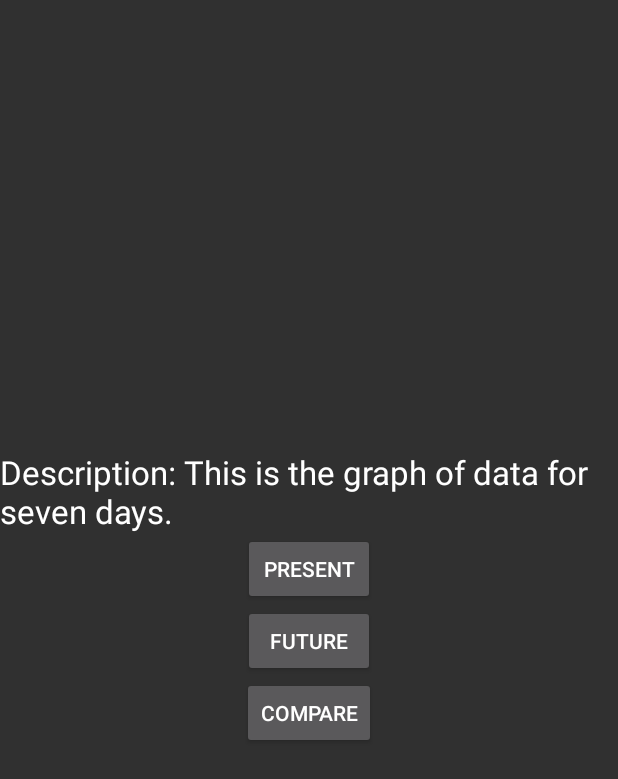
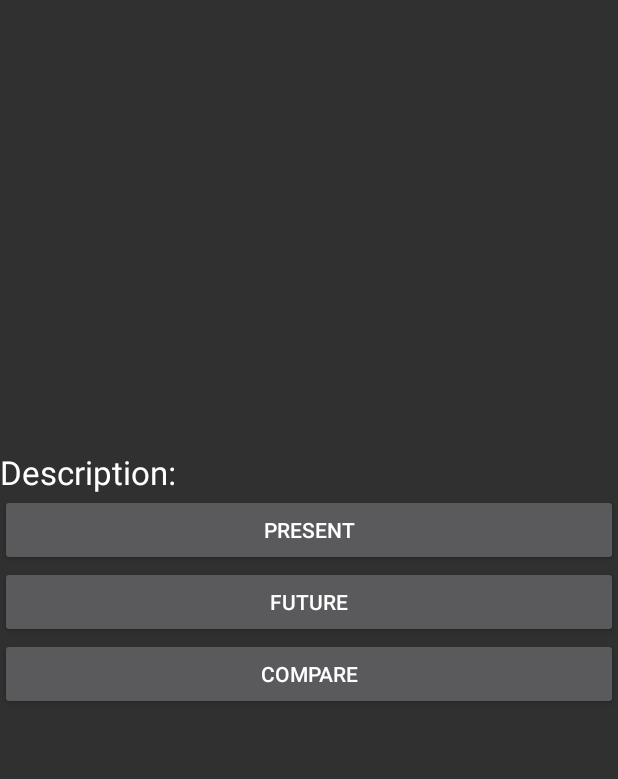
Before and after one commit to mina0821/LimeCat, an Android app: the screen it shows after launch (SecondActivity), after a tap on "MEAN TEMPERATURE", on a phone screen of 412 x 824 dp. Shown: the top 779 px of the screen. Run offline under Robolectric (Android 15) with nearby library versions, the phone set to English and light mode, and no system bars; our stand-ins replace Firebase (no records; nobody signed in at launch, a user with empty details on screens opened directly); libraries missing offline, so code that uses them is left out: au.com.bytecode, org.achartengine, org.achartengine.chart, org.achartengine.model, org.achartengine.renderer; 37 statements that could not run were skipped.

Commit message:
final design

```diff
--- a/app/src/main/java/com/example/mina/limecatapplication/FindVal.java
+++ b/app/src/main/java/com/example/mina/limecatapplication/FindVal.java
@@ -19,30 +19,24 @@ public class FindVal {
     }
 
     //search through the dataset
-    public String searchTemp(String date, String model){
+    public String searchTemp(String date){
         //iterate each line of the list
         for (String[] line:list_temp){
             //check if date matches
             if (line[0].equals(date)){
-                //check if model types matches
-                if (line[3].equals(model)){
-                    return line[1];
-                }
+                return line[1];
             }
         }
         return "1";
     }
 
     //search through the dataset
-    public String searchPreci(String date, String model){
+    public String searchPreci(String date){
         //iterate each line of the list
         for (String[] line:list_preci){
             //check if date matches
             if (line[0].equals(date)){
-                //check if time period matches
-                if (line[3].equals(model)){
-                    return line[1];
-                }
+                return line[1];
             }
         }
         return "1";
--- a/app/src/main/java/com/example/mina/limecatapplication/SecondActivity.java
+++ b/app/src/main/java/com/example/mina/limecatapplication/SecondActivity.java
@@ -15,38 +15,48 @@ import org.achartengine.model.XYSeries;
 import org.achartengine.renderer.XYMultipleSeriesRenderer;
 import org.achartengine.renderer.XYSeriesRenderer;
 
+import java.io.FileReader;
+
+import au.com.bytecode.opencsv.CSVReader;
+
 
 public class SecondActivity extends Activity {
     //define textview and msg variables
     TextView textView;
     double[] list_val;
     double[] list_future;
+    String type;
 
     @Override
     protected void onCreate(Bundle savedInstanceState) {
         super.onCreate(savedInstanceState);
-
-        //locate the textview box we want to show the result
-        textView = (TextView)findViewById(R.id.info);
 
         setContentView(R.layout.second_layout);
         //get the user input message
         Intent intent = getIntent();
         String[] list_total = intent.getStringArrayExtra("RESULT_LIST");
         String[] list_future_total = intent.getStringArrayExtra("RESULT_FUTURE_LIST");
+        type = intent.getStringExtra("TYPE");
 
         //parse the whole list into double list
         list_val = new double[7];
         list_future = new double[7];
         for(int i = 0;i<7;i++){
-            list_val[i]= Double.parseDouble(list_total[i]);
-            list_future[i]=Double.parseDouble(list_future_total[i]);
+            String val = list_total[i];
+            String future = list_future_total[i];
+
+            list_val[i]= Double.parseDouble(val);
+            list_future[i]=Double.parseDouble(future);
         }
 
         //locate the linear layout we want to draw
         LinearLayout chartContainer = (LinearLayout) findViewById(R.id.chart_compare);
         //default setting: draw the comparision line
         draw2Chart(list_val,list_future,chartContainer);
+    }
+
+    public void readfile(){
+        //CSVReader reader = new CSVReader(new FileReader());
     }
 
     public void showPresent(View view){
@@ -58,7 +68,16 @@ public class SecondActivity extends Activity {
         layout2.setVisibility(View.INVISIBLE);
         //draw chart
         layout3.setVisibility(View.VISIBLE);
-        drawChart(list_val,layout3);
+        drawChart(list_val,layout3,Color.RED);
+
+
+        //locate the textview box we want to show the result
+        textView = (TextView)findViewById(R.id.info);
+
+        //create a string to display
+        String msg_type="Description:\n This is the graph of "+type;
+        String msg_graph="in current time frame";
+        textView.setText(msg_type+msg_graph);
     }
 
     public void showFuture(View view){
@@ -70,7 +89,12 @@ public class SecondActivity extends Activity {
         layout3.setVisibility(View.INVISIBLE);
         //draw chart
         layout1.setVisibility(View.VISIBLE);
-        drawChart(list_future,layout1);
+        drawChart(list_future,layout1,Color.BLUE);
+
+        //create a string to display
+        String msg_type="Description:\n This is the graph of "+type;
+        String msg_graph="in future time frame";
+        textView.setText(msg_type+msg_graph);
     }
 
     public void showCompare(View view){
@@ -83,10 +107,15 @@ public class SecondActivity extends Activity {
         //draw chart
         layout2.setVisibility(View.VISIBLE);
         draw2Chart(list_val,list_future,layout2);
+
+        //create a string to display
+        String msg_type="Description:\n This is the graph of "+type;
+        String msg_graph=" in both time frame";
+        textView.setText(msg_type+msg_graph);
     }
 
 
-    private void drawChart(double[] lst, LinearLayout lay) {
+    private void drawChart(double[] lst, LinearLayout lay,int cl) {
         int[] x_values = {1, 2, 3, 4, 5, 6, 7};
         double[] y_values = lst;
 
@@ -101,7 +130,7 @@ public class SecondActivity extends Activity {
 
         //define the first line features
         XYSeriesRenderer renderer = new XYSeriesRenderer();
-        renderer.setColor(Color.RED);
+        renderer.setColor(cl);
         renderer.setPointStyle(PointStyle.CIRCLE);
         renderer.setFillPoints(true);
         renderer.setLineWidth(3);
--- a/app/src/main/java/com/example/mina/limecatapplication/WelcomeActivity.java
+++ b/app/src/main/java/com/example/mina/limecatapplication/WelcomeActivity.java
@@ -30,13 +30,10 @@ public class WelcomeActivity extends AppCompatActivity {
     EditText msg_text_month;
     EditText msg_text_year;
 
-    //define radio button variables
-    private RadioGroup radioModelGroup;
-
     //define firebase variables
     FirebaseStorage storage = FirebaseStorage.getInstance();
-    StorageReference storageRef = storage.getReferenceFromUrl("gs://limecatapplication.appspot.com/").child("meanTemp.csv");
-    StorageReference storageRef2 = storage.getReferenceFromUrl("gs://limecatapplication.appspot.com/").child("precipitation.csv");
+    StorageReference storageRef = storage.getReferenceFromUrl("gs://limecatapplication.appspot.com/").child("meanTemp_modelaverage.csv");
+    StorageReference storageRef2 = storage.getReferenceFromUrl("gs://limecatapplication.appspot.com/").child("precipitation_modelaverage.csv");
 
     //define variables to store the cloud dataset
     String next[] = {};
@@ -48,32 +45,13 @@ public class WelcomeActivity extends AppCompatActivity {
         super.onCreate(savedInstanceState);
         setContentView(R.layout.activity_welcome);
         //locate the textview box we want to show the result
-        textView = (TextView)findViewById(R.id.selectModel);
-
-        //add a listener to the radio button group
-        addListenerOnButton();
+        textView = (TextView)findViewById(R.id.datemsg);
 
         //read the file meanTemp.csv store in filebase
         readfile();
 
         //read the file precipication.csv store in the firebase
         readAnotherFile();
-    }
-
-    public void addListenerOnButton(){
-        radioModelGroup = (RadioGroup) findViewById(R.id.modelGroup);
-
-        //attach listener to radio group
-        radioModelGroup.setOnCheckedChangeListener(new RadioGroup.OnCheckedChangeListener(){
-            @Override
-            public void onCheckedChanged(RadioGroup group, int checkedId) {
-                //get the right button which is clicked
-                RadioButton rb = (RadioButton) group.findViewById(checkedId);
-                if (null != rb && checkedId > -1){
-                    Toast.makeText(WelcomeActivity.this, rb.getText(), Toast.LENGTH_SHORT).show();
-                }
-            }
-        });
     }
 
     public void readfile(){
@@ -177,23 +155,19 @@ public class WelcomeActivity extends AppCompatActivity {
         //call second window
         Intent intent = new Intent(this,SecondActivity.class);
 
-
-        //get the selection of climate model
-        RadioButton rb2 = (RadioButton) radioModelGroup.findViewById(radioModelGroup.getCheckedRadioButtonId());
-        String model = (String) rb2.getText();
-
         //use FindVal module to find the corresponding value
         FindVal find = new FindVal(list_temp,list_preci);
 
         String[] presentstring = new String[7];
         String[] futurestring = new String[7];
         for(int i =0;i<7;i++){
-            presentstring[i] = find.searchTemp(msg7[i],model);
-            futurestring[i] = find.searchTemp(msg7_future[i],model);
+            presentstring[i] = find.searchTemp(msg7[i]);
+            futurestring[i] = find.searchTemp(msg7_future[i]);
         }
 
         intent.putExtra("RESULT_LIST",presentstring);
         intent.putExtra("RESULT_FUTURE_LIST",futurestring);
+        intent.putExtra("TYPE","mean temperature");
         //only for test purpose
         //textView.setText(r);
 
@@ -234,23 +208,19 @@ public class WelcomeActivity extends AppCompatActivity {
         //call second window
         Intent intent = new Intent(this,SecondActivity.class);
 
-
-        //get the selection of climate model
-        RadioButton rb2 = (RadioButton) radioModelGroup.findViewById(radioModelGroup.getCheckedRadioButtonId());
-        String model = (String) rb2.getText();
-
         //use FindVal module to find the corresponding value
         FindVal find = new FindVal(list_temp,list_preci);
 
         String[] presentstring = new String[7];
         String[] futurestring = new String[7];
         for(int i =0;i<7;i++){
-            presentstring[i] = find.searchPreci(msg7[i],model);
-            futurestring[i] = find.searchPreci(msg7_future[i],model);
+            presentstring[i] = find.searchPreci(msg7[i]);
+            futurestring[i] = find.searchPreci(msg7_future[i]);
         }
 
         intent.putExtra("RESULT_LIST",presentstring);
         intent.putExtra("RESULT_FUTURE_LIST",futurestring);
+        intent.putExtra("TYPE","precipitation");
         //only for test purpose
         //textView.setText(r);
 
--- a/app/src/main/res/layout/second_layout.xml
+++ b/app/src/main/res/layout/second_layout.xml
@@ -28,7 +28,7 @@
     </LinearLayout>
 
     <LinearLayout
-        android:id="@+id/Description"
+        android:id="@+id/descrip"
         android:layout_width="wrap_content"
         android:layout_height="wrap_content"
         android:layout_below="@+id/chart_present">
@@ -37,39 +37,38 @@
             android:layout_width="wrap_content"
             android:layout_height="wrap_content"
             android:id="@+id/info"
-            android:text="Description: This is the graph of data for seven days."
+            android:text="Description:"
             android:textAppearance="?android:textAppearanceLarge"
             />
-
     </LinearLayout>
 
 
     <Button
         android:id="@+id/present"
-        android:layout_width="wrap_content"
+        android:layout_width="match_parent"
         android:layout_height="wrap_content"
-        android:layout_below="@+id/Description"
+        android:layout_below="@+id/descrip"
         android:layout_centerHorizontal="true"
-        android:text="Present"
-        android:onClick="showPresent"/>
+        android:onClick="showPresent"
+        android:text="Present" />
 
     <Button
         android:id="@+id/future"
-        android:layout_width="wrap_content"
+        android:layout_width="match_parent"
         android:layout_height="wrap_content"
         android:layout_below="@+id/present"
         android:layout_centerHorizontal="true"
-        android:text="Future"
-        android:onClick="showFuture"/>
+        android:onClick="showFuture"
+        android:text="Future" />
 
     <Button
         android:id="@+id/compare"
-        android:layout_width="wrap_content"
+        android:layout_width="match_parent"
         android:layout_height="wrap_content"
         android:layout_below="@+id/future"
         android:layout_centerHorizontal="true"
-        android:text="Compare"
-        android:onClick="showCompare"/>
+        android:onClick="showCompare"
+        android:text="Compare" />
 
 
 </RelativeLayout>
```
Also changed, not shown: app/src/main/res/layout/activity_welcome.xml (+19 -67 lines), app/src/main/res/drawable/large.png (added), app/src/main/res/drawable/medium.png (added), app/src/main/res/drawable/small.png (added), app/src/main/res/drawable/welcom.jpeg (added).
